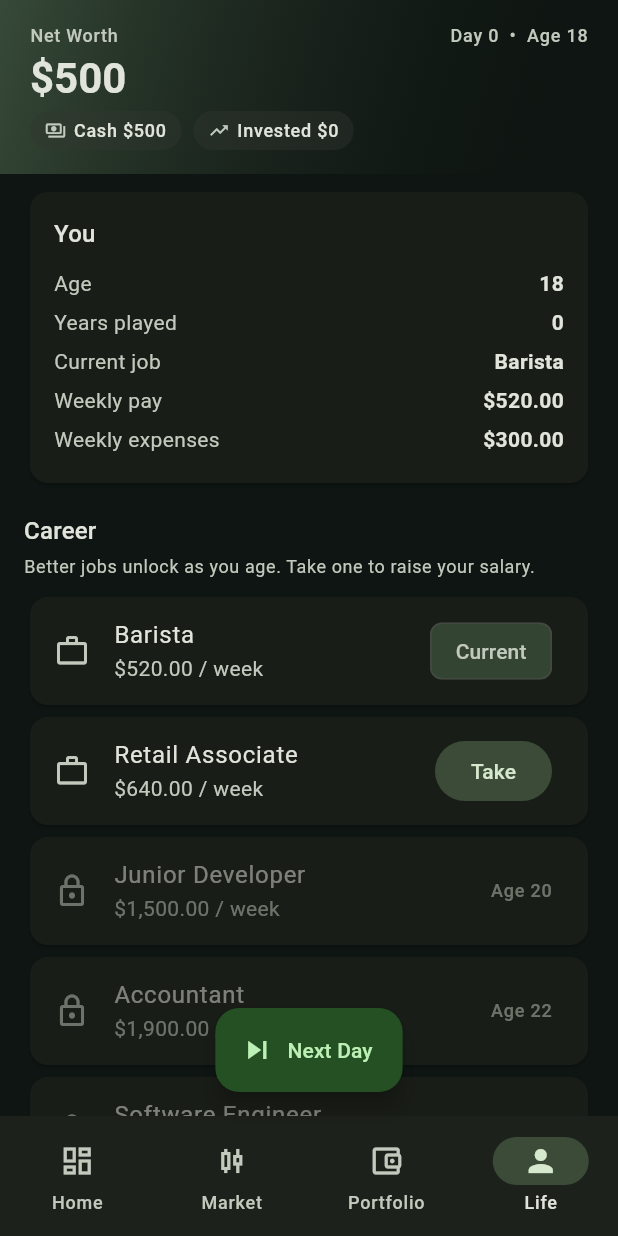
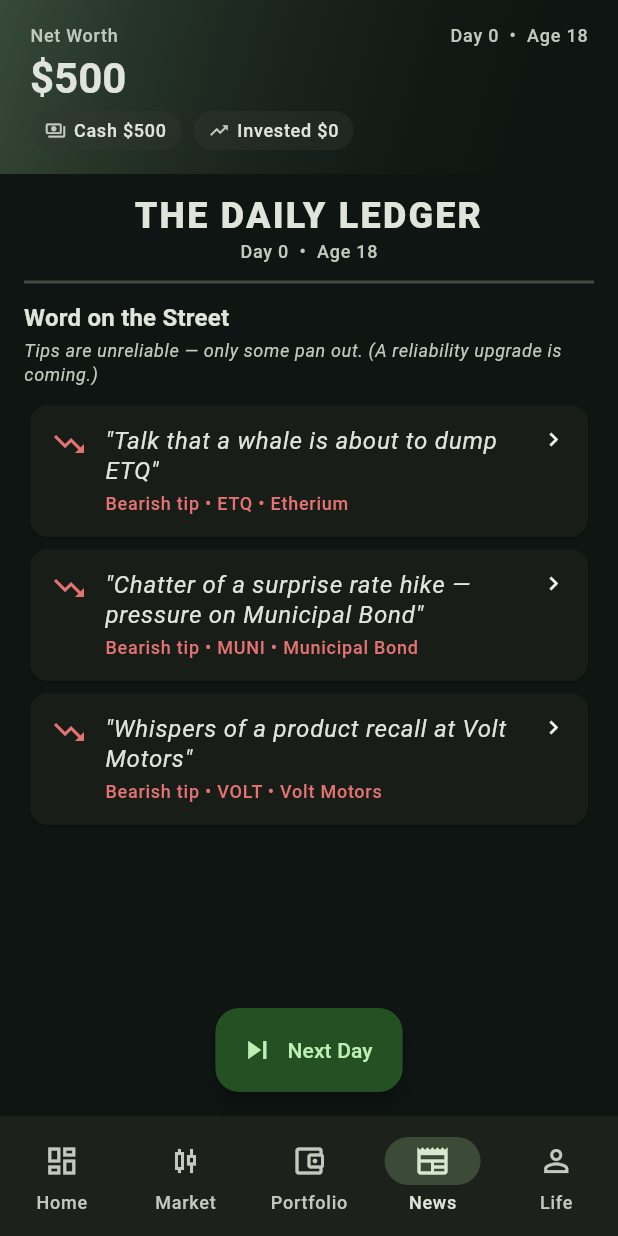
Before and after one commit to Armandoxh/Territorygame, a Flutter app: the screen it shows after launch, item 4 of the bottom bar chosen, on a phone screen of 412 x 824 dp. Run offline on Flutter 3.47's test engine with Material 3 defaults, Android fonts, the phone set to English and light mode, and no system bars.

Commit message:
WealthQuest: rumor-mill newspaper (The Daily Ledger)
- Weekly edition of bullish/bearish rumors that bias next week's price
  move; ~25% reliable at base (true -> predicted move, false -> may swing
  opposite or fizzle). Resolves prior edition with TRUE/FALSE + actual move.
- News tab + bottom-nav slot; rumors also shown on each asset detail.
- Built for the future upgrade tree: reliability is a field, exact % gated
  behind reliabilityRevealed (hidden for now).
- MarketEngine.stepPrice gains an optional bias; news_engine + rumor model.

https://claude.ai/code/session_01TzdCgZw6BTd2YJQ9wzwCow

```diff
--- /dev/null
+++ b/wealthquest/lib/engine/news_engine.dart
@@ -0,0 +1,96 @@
+import 'dart:math';
+
+import '../data/catalog.dart';
+import '../models/asset.dart';
+import '../models/rumor.dart';
+
+/// Generates the weekly newspaper edition — a handful of rumors targeting
+/// random price-based assets. Pure given the [Random], so it stays
+/// deterministic under a seed.
+class NewsEngine {
+  NewsEngine._();
+
+  /// Base chance a rumor is true. The upgrade tree will raise this later.
+  static const double baseReliability = 0.25;
+
+  static const int rumorsPerEdition = 3;
+
+  static List<Rumor> generateEdition(Random rng, int day) {
+    final pool = Catalog.assets.where((a) => a.kind.isPriceBased).toList()
+      ..shuffle(rng);
+    final picks = pool.take(rumorsPerEdition);
+    return [for (final a in picks) _rumorFor(a, rng, day)];
+  }
+
+  static Rumor _rumorFor(AssetDef a, Random rng, int day) {
+    final dir = rng.nextBool() ? 1 : -1;
+    final magnitude =
+        (a.dailyVol * (1.5 + rng.nextDouble() * 2.0)).clamp(0.02, 0.4);
+    return Rumor(
+      assetId: a.id,
+      dir: dir,
+      magnitude: magnitude.toDouble(),
+      reliability: baseReliability,
+      headline: _headline(a, dir, rng),
+      createdDay: day,
+    );
+  }
+
+  static String _headline(AssetDef a, int dir, Random rng) {
+    final bull = dir > 0;
+    final List<String> pool;
+    switch (a.kind) {
+      case AssetKind.crypto:
+        pool = bull
+            ? [
+                'Influencers are pumping ${a.name} — "next leg up is coming"',
+                'Whispers of a major exchange listing for ${a.ticker}',
+                'Forums say smart money is quietly piling into ${a.name}',
+              ]
+            : [
+                'Chatter of a security exploit hitting ${a.name}',
+                'Talk that a whale is about to dump ${a.ticker}',
+                'Rumors of a regulatory crackdown on ${a.name}',
+              ];
+        break;
+      case AssetKind.bond:
+        pool = bull
+            ? [
+                'Word is the Fed will cut rates — ${a.name} set to rally',
+                'Insiders expect heavy demand for ${a.ticker} at auction',
+              ]
+            : [
+                'Chatter of a surprise rate hike — pressure on ${a.name}',
+                'Rumors of a credit downgrade for ${a.ticker}',
+              ];
+        break;
+      case AssetKind.etf:
+        pool = bull
+            ? [
+                'Strategists whisper a ${a.sector} rally is brewing (${a.ticker})',
+                'Big funds reportedly rotating into ${a.name}',
+              ]
+            : [
+                'Talk that ${a.sector} is about to roll over (${a.ticker})',
+                'Outflows rumored from ${a.name}',
+              ];
+        break;
+      case AssetKind.stock:
+      default:
+        pool = bull
+            ? [
+                'Insiders whisper ${a.name} is about to land a blockbuster deal',
+                'Word is ${a.name} crushed earnings this quarter',
+                'Rumor: a big fund is quietly accumulating ${a.ticker}',
+                'Buzz of a buyout offer for ${a.name}',
+              ]
+            : [
+                'Talk of an accounting probe at ${a.name}',
+                'Sources hint ${a.name} will badly miss its numbers',
+                'Rumor: key executives are heading for the exits at ${a.ticker}',
+                'Whispers of a product recall at ${a.name}',
+              ];
+    }
+    return pool[rng.nextInt(pool.length)];
+  }
+}
--- /dev/null
+++ b/wealthquest/lib/models/rumor.dart
@@ -0,0 +1,40 @@
+/// A single piece of "word on the street" — a tip that predicts a move for one
+/// asset. The rumor mill is deliberately unreliable: only [reliability] of
+/// rumors actually come true (base 25%). An upgrade tree will later raise that
+/// and reveal the exact probability to the player.
+class Rumor {
+  final String assetId;
+
+  /// +1 = bullish tip, -1 = bearish tip.
+  final int dir;
+
+  /// Predicted size of the weekly move if the rumor is true (fraction).
+  final double magnitude;
+
+  /// Probability this rumor is true.
+  final double reliability;
+
+  final String headline;
+  final int createdDay;
+
+  /// Set when the week resolves.
+  bool resolved;
+  bool cameTrue;
+
+  /// The asset's realized move the week this rumor resolved (for display).
+  double actualMove;
+
+  Rumor({
+    required this.assetId,
+    required this.dir,
+    required this.magnitude,
+    required this.reliability,
+    required this.headline,
+    required this.createdDay,
+    this.resolved = false,
+    this.cameTrue = false,
+    this.actualMove = 0,
+  });
+
+  bool get isBullish => dir > 0;
+}
--- a/wealthquest/lib/ui/home_screen.dart
+++ b/wealthquest/lib/ui/home_screen.dart
@@ -5,6 +5,7 @@ import '../util/format.dart';
 import 'dashboard_tab.dart';
 import 'life_tab.dart';
 import 'market_tab.dart';
+import 'news_tab.dart';
 import 'portfolio_tab.dart';
 import 'widgets/day_summary_dialog.dart';
 
@@ -38,6 +39,8 @@ class _HomeScreenState extends State<HomeScreen> {
       case 2:
         return PortfolioTab(game: game);
       case 3:
+        return NewsTab(game: game);
+      case 4:
         return LifeTab(game: game);
       case 0:
       default:
@@ -91,6 +94,11 @@ class _HomeScreenState extends State<HomeScreen> {
             icon: Icon(Icons.account_balance_wallet_outlined),
             selectedIcon: Icon(Icons.account_balance_wallet),
             label: 'Portfolio',
+          ),
+          NavigationDestination(
+            icon: Icon(Icons.newspaper_outlined),
+            selectedIcon: Icon(Icons.newspaper),
+            label: 'News',
           ),
           NavigationDestination(
             icon: Icon(Icons.person_outline),
--- /dev/null
+++ b/wealthquest/lib/ui/news_tab.dart
@@ -0,0 +1,188 @@
+import 'package:flutter/material.dart';
+
+import '../data/catalog.dart';
+import '../models/rumor.dart';
+import '../state/game_controller.dart';
+import '../util/format.dart';
+import 'asset_detail_screen.dart';
+import 'widgets/ui_helpers.dart';
+
+/// "The Daily Ledger" — a newspaper of rumors. Tips hint at where prices are
+/// headed, but the rumor mill is only right some of the time (25% at base).
+class NewsTab extends StatelessWidget {
+  const NewsTab({super.key, required this.game});
+
+  final GameController game;
+
+  @override
+  Widget build(BuildContext context) {
+    final theme = Theme.of(context);
+    return ListView(
+      padding: const EdgeInsets.fromLTRB(16, 12, 16, 96),
+      children: [
+        // Masthead
+        Center(
+          child: Column(
+            children: [
+              Text(
+                'THE DAILY LEDGER',
+                textAlign: TextAlign.center,
+                style: theme.textTheme.headlineSmall?.copyWith(
+                  fontWeight: FontWeight.w900,
+                  letterSpacing: 1.5,
+                ),
+              ),
+              Text(
+                'Day ${game.day}  •  Age ${game.ageYears}',
+                style: theme.textTheme.labelMedium?.copyWith(
+                  color: theme.colorScheme.onSurfaceVariant,
+                ),
+              ),
+            ],
+          ),
+        ),
+        const Divider(thickness: 2, height: 24),
+
+        _sectionTitle(theme, 'Word on the Street'),
+        Text(
+          game.reliabilityRevealed
+              ? 'Tips are running about ${pct(0.25)} accurate. Trade carefully.'
+              : 'Tips are unreliable — only some pan out. (A reliability upgrade is coming.)',
+          style: theme.textTheme.bodySmall?.copyWith(
+            fontStyle: FontStyle.italic,
+            color: theme.colorScheme.onSurfaceVariant,
+          ),
+        ),
+        const SizedBox(height: 8),
+        if (game.currentRumors.isEmpty)
+          Text('Quiet week. No rumors circulating.',
+              style: theme.textTheme.bodyMedium)
+        else
+          ...game.currentRumors.map((r) => _RumorCard(game: game, rumor: r)),
+
+        if (game.lastResolved.isNotEmpty) ...[
+          const SizedBox(height: 16),
+          _sectionTitle(theme, 'Last Week, Settled'),
+          const SizedBox(height: 4),
+          ...game.lastResolved.map((r) => _ResolvedRow(rumor: r)),
+        ],
+      ],
+    );
+  }
+
+  Widget _sectionTitle(ThemeData theme, String text) {
+    return Padding(
+      padding: const EdgeInsets.only(bottom: 2),
+      child: Text(
+        text,
+        style: theme.textTheme.titleMedium?.copyWith(fontWeight: FontWeight.bold),
+      ),
+    );
+  }
+}
+
+class _RumorCard extends StatelessWidget {
+  const _RumorCard({required this.game, required this.rumor});
+
+  final GameController game;
+  final Rumor rumor;
+
+  @override
+  Widget build(BuildContext context) {
+    final theme = Theme.of(context);
+    final def = Catalog.assetById(rumor.assetId);
+    final color = rumor.isBullish ? kGain : kLoss;
+
+    return Card(
+      child: InkWell(
+        borderRadius: BorderRadius.circular(12),
+        onTap: () => Navigator.of(context).push(
+          MaterialPageRoute(
+            builder: (_) => AssetDetailScreen(game: game, def: def),
+          ),
+        ),
+        child: Padding(
+          padding: const EdgeInsets.all(14),
+          child: Row(
+            crossAxisAlignment: CrossAxisAlignment.start,
+            children: [
+              Icon(rumor.isBullish ? Icons.trending_up : Icons.trending_down,
+                  color: color),
+              const SizedBox(width: 12),
+              Expanded(
+                child: Column(
+                  crossAxisAlignment: CrossAxisAlignment.start,
+                  children: [
+                    Text(
+                      '"${rumor.headline}"',
+                      style: theme.textTheme.bodyLarge?.copyWith(
+                        fontStyle: FontStyle.italic,
+                        height: 1.25,
+                      ),
+                    ),
+                    const SizedBox(height: 4),
+                    Text(
+                      '${rumor.isBullish ? 'Bullish' : 'Bearish'} tip • ${def.ticker} • ${def.name}',
+                      style: theme.textTheme.labelMedium?.copyWith(color: color),
+                    ),
+                  ],
+                ),
+              ),
+              const Icon(Icons.chevron_right, size: 18),
+            ],
+          ),
+        ),
+      ),
+    );
+  }
+}
+
+class _ResolvedRow extends StatelessWidget {
+  const _ResolvedRow({required this.rumor});
+
+  final Rumor rumor;
+
+  @override
+  Widget build(BuildContext context) {
+    final theme = Theme.of(context);
+    final def = Catalog.assetById(rumor.assetId);
+    final stampColor = rumor.cameTrue ? kGain : kLoss;
+    return Padding(
+      padding: const EdgeInsets.symmetric(vertical: 6),
+      child: Row(
+        crossAxisAlignment: CrossAxisAlignment.start,
+        children: [
+          Container(
+            padding: const EdgeInsets.symmetric(horizontal: 8, vertical: 2),
+            decoration: BoxDecoration(
+              border: Border.all(color: stampColor, width: 1.5),
+              borderRadius: BorderRadius.circular(4),
+            ),
+            child: Text(
+              rumor.cameTrue ? 'TRUE' : 'FALSE',
+              style: theme.textTheme.labelSmall?.copyWith(
+                color: stampColor,
+                fontWeight: FontWeight.bold,
+              ),
+            ),
+          ),
+          const SizedBox(width: 10),
+          Expanded(
+            child: Column(
+              crossAxisAlignment: CrossAxisAlignment.start,
+              children: [
+                Text(rumor.headline, style: theme.textTheme.bodySmall),
+                Text(
+                  '${def.ticker} moved ${signedPct(rumor.actualMove)} that week',
+                  style: theme.textTheme.labelSmall?.copyWith(
+                    color: gainColor(rumor.actualMove),
+                  ),
+                ),
+              ],
+            ),
+          ),
+        ],
+      ),
+    );
+  }
+}
```
Also changed, not shown: dev_log/6-4-2026.txt (+27 -0 lines), wealthquest/lib/engine/market_engine.dart (+6 -4 lines), wealthquest/lib/state/game_controller.dart (+56 -4 lines), wealthquest/lib/ui/asset_detail_screen.dart (+61 -0 lines).
